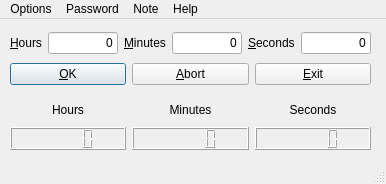
Before: the Qt Designer form mainwindow.ui in Keerpich/CaptainShutdown, drawn with Qt 5.
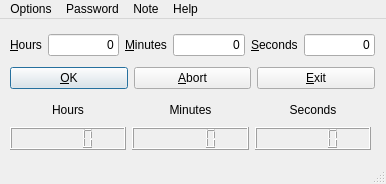
After: the same form once the commit is applied. Custom widgets are drawn as their Qt base class.

```diff
--- a/mainwindow.ui
+++ b/mainwindow.ui
@@ -19,8 +19,8 @@
      <rect>
       <x>10</x>
       <y>10</y>
-      <width>361</width>
-      <height>61</height>
+      <width>365</width>
+      <height>66</height>
      </rect>
     </property>
     <layout class="QVBoxLayout" name="verticalLayout">
```
Left out of the diff: 23 changed lines with no effect on the pictures.
